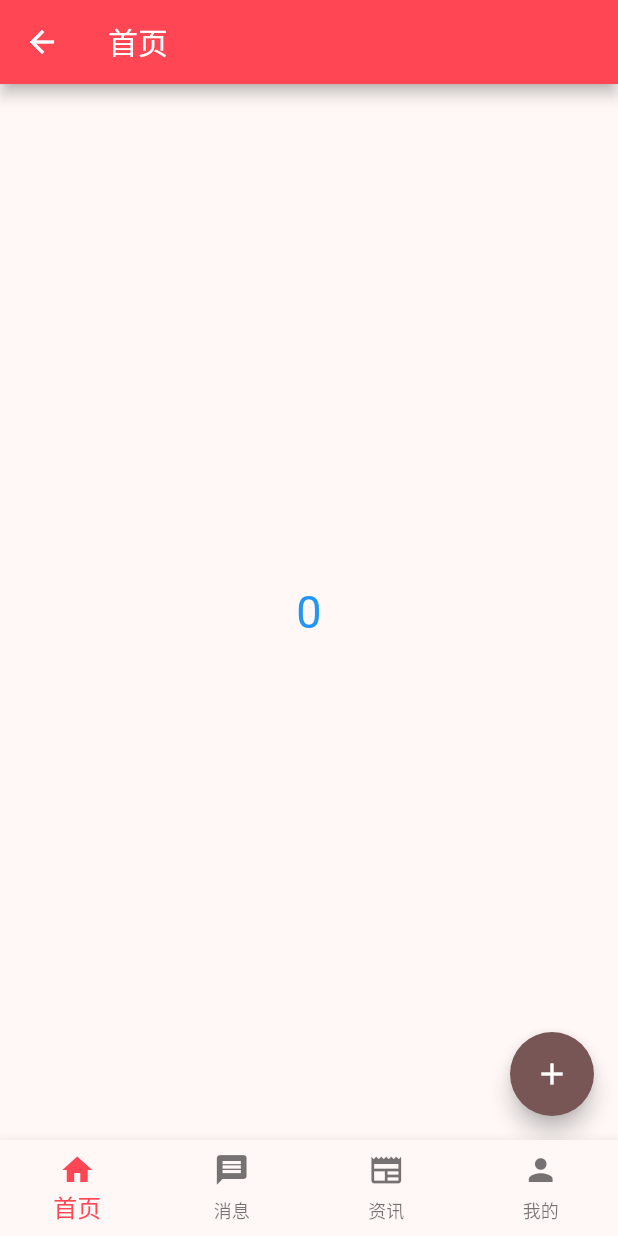
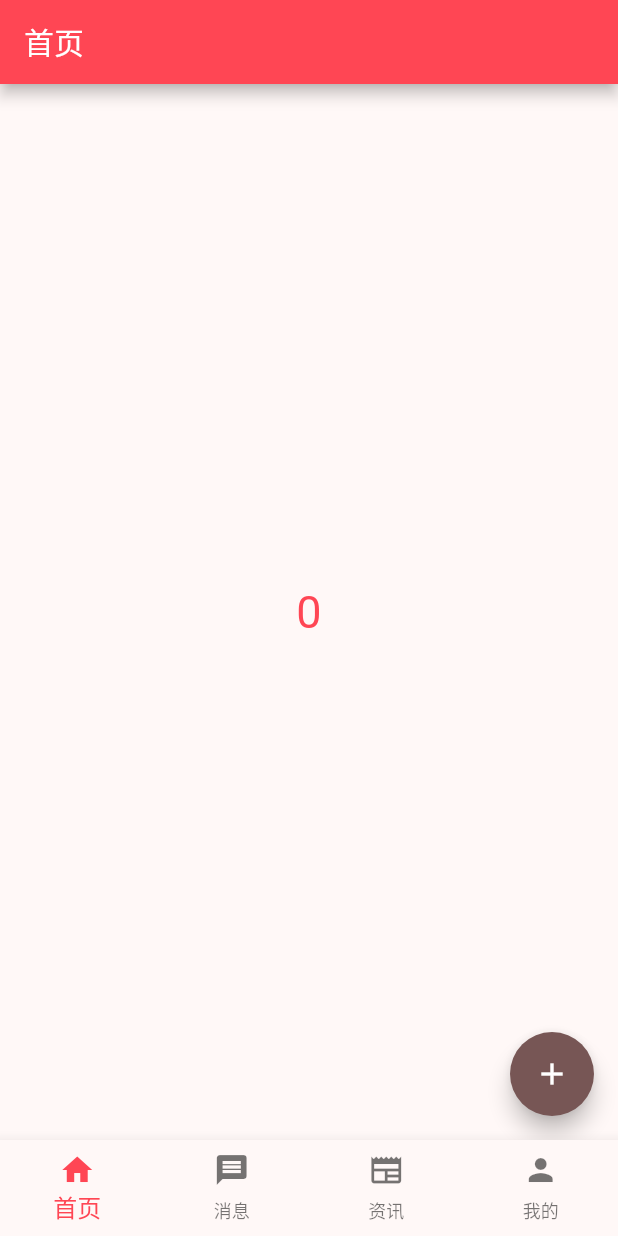
Before and after one commit to Sebastian-github-2020/boss_version_flutter, a Flutter app: the TabsWidget screen opened directly, on a phone screen of 412 x 824 dp. Run offline on Flutter 3.47's test engine with Material 2 defaults, Android fonts, the phone set to English and light mode, and no system bars; our stand-ins replace webview_flutter.

Commit message:
获取主题色

```diff
--- a/lib/main.dart
+++ b/lib/main.dart
@@ -17,7 +17,7 @@ main() {
 // 设置状态栏透明
   if (Platform.isAndroid) {
     SystemUiOverlayStyle systemUiOverlayStyle = const SystemUiOverlayStyle(
-        statusBarColor: Colors.white, // 状态栏透明
+        statusBarColor: Colors.transparent, // 状态栏透明
         statusBarBrightness:
             Brightness.light // 白色图标  全局的，可以在单页面中设置 AppBar中brightness
         );
@@ -41,10 +41,10 @@ class MyApp extends StatelessWidget {
       ),
       // home: const StackLayout() // 根据 索引 显示指定的 页面
       // home:  WrapLayout() // 根据 索引 显示指定的 页面
-        home: const SafeArea(child: WebViewCom()) ,
+      //   home: const SafeArea(child: WebViewCom()) ,
 
       // home: const Login(),
-      // home: const TabsWidget(),
+      home: const TabsWidget(),
     );
   }
 }
--- a/lib/pages/Home/Home.dart
+++ b/lib/pages/Home/Home.dart
@@ -20,7 +20,7 @@ class _HomeState extends State<Home> {
         body: Center(
           child: Column(
             mainAxisAlignment: MainAxisAlignment.center,
-            children: [Text("$num",style: const TextStyle(fontSize: 30,color: Colors.blue),)],
+            children: [Text("$num",style:  TextStyle(fontSize: 30,color: Theme.of(context).primaryColor),)],
           ),
         ),
         floatingActionButton: FloatingActionButton(
--- a/lib/pages/Tabs.dart
+++ b/lib/pages/Tabs.dart
@@ -15,7 +15,7 @@ class TabsWidget extends StatefulWidget{
 
 class _TabsState extends State<TabsWidget>{
   var _selectIndex = 0;// 当前默认的tabbar 索引
-  List widgets = [const Home(),const Message(),const News(),const Profile()];
+  final List _widgets = [const Home(),const Message(),const News(),const Profile()];
 
   @override
   Widget build(BuildContext context) {
@@ -24,7 +24,7 @@ class _TabsState extends State<TabsWidget>{
 
       // scaffold 附带一个底部tabbar导航
       bottomNavigationBar:_bottomNavigationBar(),
-      body: widgets[_selectIndex],
+      body: _widgets[_selectIndex],
     );
   }
 
```
Also changed, not shown: lib/pages/Login/Login.dart (+6 -1 lines).
